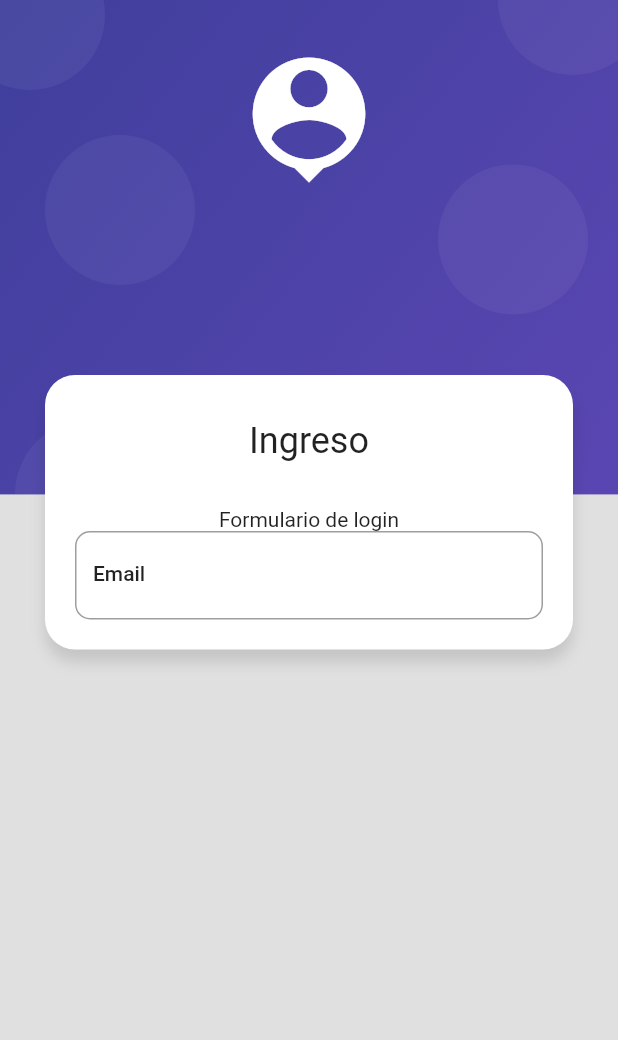
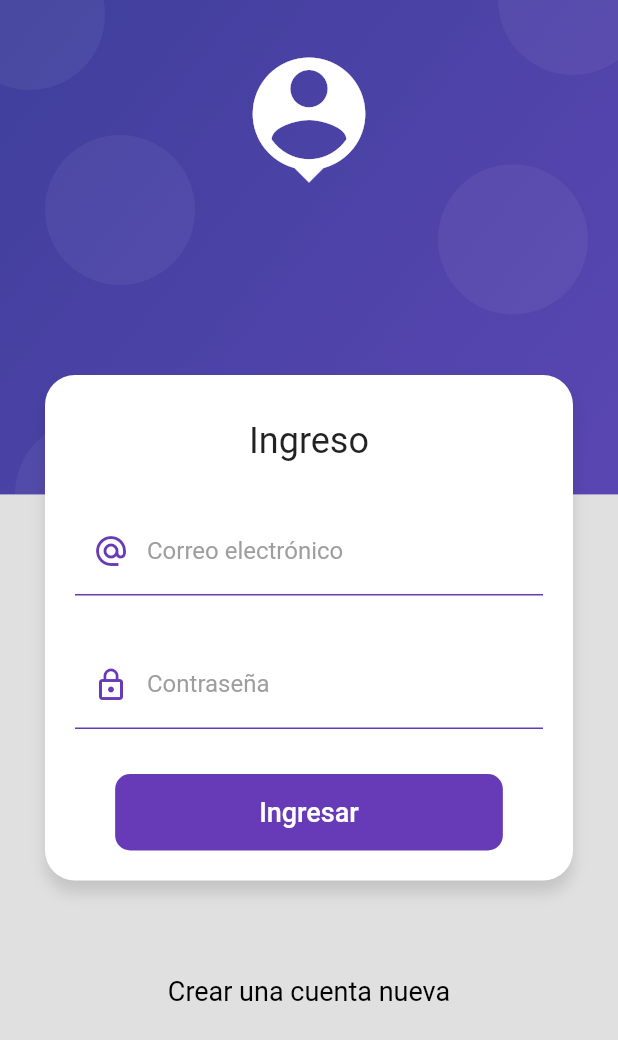
Before and after one commit to manuelduarte077/products_app, a Flutter app: the screen it shows after launch, on a phone screen of 412 x 824 dp. Shown: the top 1040 px of the screen. Run offline on Flutter 3.47's test engine with Material 2 defaults, Android fonts, the phone set to English and light mode, and no system bars.

Commit message:
validacion de los formularios

```diff
--- a/lib/screens/login_screen.dart
+++ b/lib/screens/login_screen.dart
@@ -1,4 +1,5 @@
 import 'package:flutter/material.dart';
+import 'package:product_app/ui/input_decorations.dart';
 import 'package:product_app/widgets/widgets.dart';
 
 class LoginScreen extends StatelessWidget {
@@ -16,20 +17,27 @@ class LoginScreen extends StatelessWidget {
                 child: Column(
                   children: [
                     const SizedBox(height: 10),
-                  Text('Ingreso', style: Theme.of(context).textTheme.headline5),
+                    Text('Ingreso',
+                        style: Theme.of(context).textTheme.headline5),
                     const SizedBox(height: 30),
-                  const Text('Formulario de login'),
-                  TextFormField(
-                    decoration: InputDecoration(
-                      labelText: 'Email',
-                      labelStyle: Theme.of(context).textTheme.bodyText1,
-                      border: OutlineInputBorder(
-                        borderRadius: BorderRadius.circular(10),
+                    const _LoginForm(),
+                  ],
                 ),
               ),
+              const SizedBox(height: 50),
+              TextButton(
+                child: const Text(
+                  'Crear una cuenta nueva',
+                  style: TextStyle(
+                    fontSize: 18,
+                    fontFamily: 'Roboto',
+                    fontWeight: FontWeight.normal,
+                    color: Colors.black,
                   ),
-                ],
-              )),
+                ),
+                onPressed: () {},
+              ),
+              const SizedBox(height: 50),
             ],
           ),
         ),
@@ -37,3 +45,71 @@ class LoginScreen extends StatelessWidget {
     );
   }
 }
+
+class _LoginForm extends StatelessWidget {
+  const _LoginForm({Key? key}) : super(key: key);
+
+  @override
+  Widget build(BuildContext context) {
+    return Form(
+      autovalidateMode: AutovalidateMode.onUserInteraction,
+      child: Column(
+        children: [
+          TextFormField(
+            autocorrect: false,
+            keyboardType: TextInputType.emailAddress,
+            decoration: InputDecorations.authInputDecoration(
+              labelText: 'Correo electrónico',
+              hintText: 'manuel@gmail.com',
+              prefixIcon: Icons.alternate_email_sharp,
+            ),
+            validator: (value) {
+              String pattern =
+                  r'^(([^<>()[\]\\.,;:\s@\"]+(\.[^<>()[\]\\.,;:\s@\"]+)*)|(\".+\"))@((\[[0-9]{1,3}\.[0-9]{1,3}\.[0-9]{1,3}\.[0-9]{1,3}\])|(([a-zA-Z\-0-9]+\.)+[a-zA-Z]{2,}))$';
+              RegExp regExp = RegExp(pattern);
+
+              return regExp.hasMatch(value ?? '')
+                  ? null
+                  : 'El valor no parace un correo electrónico válido';
+            },
+          ),
+          const SizedBox(height: 30),
+          TextFormField(
+            autocorrect: false,
+            obscureText: true,
+            keyboardType: TextInputType.emailAddress,
+            decoration: InputDecorations.authInputDecoration(
+              labelText: 'Contraseña',
+              hintText: '********',
+              prefixIcon: Icons.lock_outline,
+            ),
+            validator: (value) {
+              return (value != null && value.length >= 5)
+                  ? null
+                  : 'La contraseña debe tener al menos 6 caracteres';
+            },
+          ),
+          const SizedBox(height: 30),
+          MaterialButton(
+            shape:
+                RoundedRectangleBorder(borderRadius: BorderRadius.circular(10)),
+            disabledColor: Colors.grey,
+            color: Colors.deepPurple,
+            elevation: 0,
+            child: Container(
+              padding: const EdgeInsets.symmetric(horizontal: 80, vertical: 15),
+              child: const Text(
+                'Ingresar',
+                style: TextStyle(
+                  fontSize: 18,
+                  color: Colors.white,
+                ),
+              ),
+            ),
+            onPressed: () {},
+          ),
+        ],
+      ),
+    );
+  }
+}
--- /dev/null
+++ b/lib/ui/input_decorations.dart
@@ -0,0 +1,31 @@
+import 'package:flutter/material.dart';
+
+class InputDecorations {
+  static InputDecoration authInputDecoration({
+    required String labelText,
+    required String hintText,
+    IconData? prefixIcon,
+  }) {
+    return InputDecoration(
+      enabledBorder: const UnderlineInputBorder(
+        borderSide: BorderSide(
+          color: Colors.deepPurple,
+        ),
+      ),
+      focusedBorder: const UnderlineInputBorder(
+        borderSide: BorderSide(
+          color: Colors.deepPurple,
+          width: 2,
+        ),
+      ),
+      hintText: hintText,
+      labelText: labelText,
+      labelStyle: const TextStyle(
+        color: Colors.grey,
+      ),
+      prefixIcon: prefixIcon != null
+          ? Icon(prefixIcon, color: Colors.deepPurple)
+          : null,
+    );
+  }
+}
```
Lines whose indentation alone changed are shown as unchanged.
